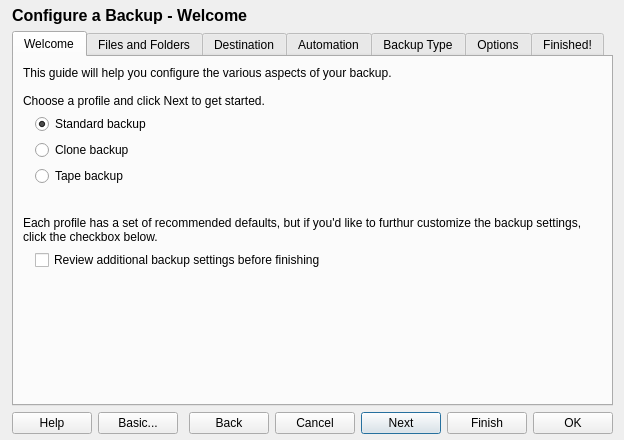
Before: the Qt Designer form data/ui/configBackup.ui in stewartadam/fwbackups, drawn with Qt 5.
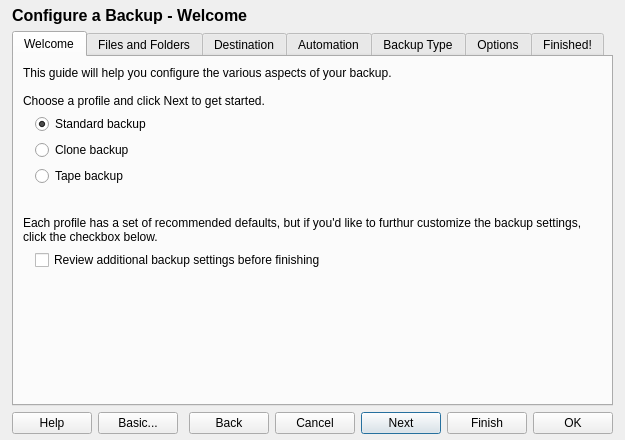
After: the same form once the commit is applied. Icons and pictures are not drawn. Custom widgets are drawn as their Qt base class.

Diff of the .ui file:
```diff
--- a/data/ui/configBackup.ui
+++ b/data/ui/configBackup.ui
@@ -5,7 +5,7 @@
   <property name="geometry">
    <rect>
     <x>0</x>
-    <y>3</y>
+    <y>0</y>
     <width>691</width>
     <height>522</height>
    </rect>
@@ -33,6 +33,9 @@
    <property name="topMargin">
     <number>6</number>
    </property>
+   <property name="rightMargin">
+    <number>12</number>
+   </property>
    <property name="bottomMargin">
     <number>6</number>
    </property>
```
